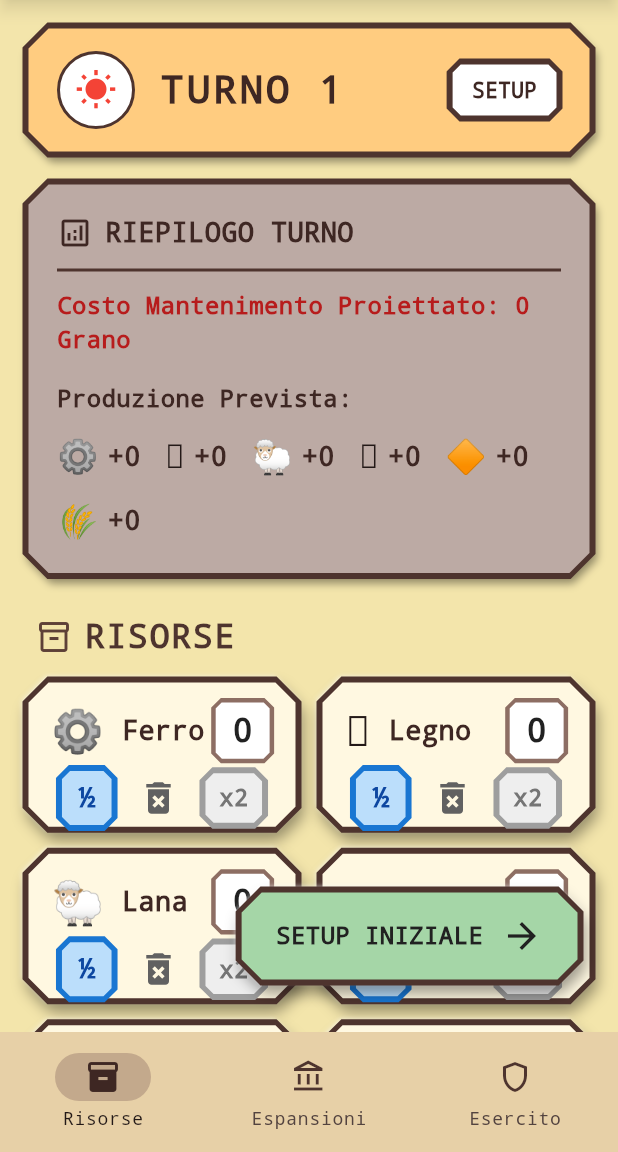
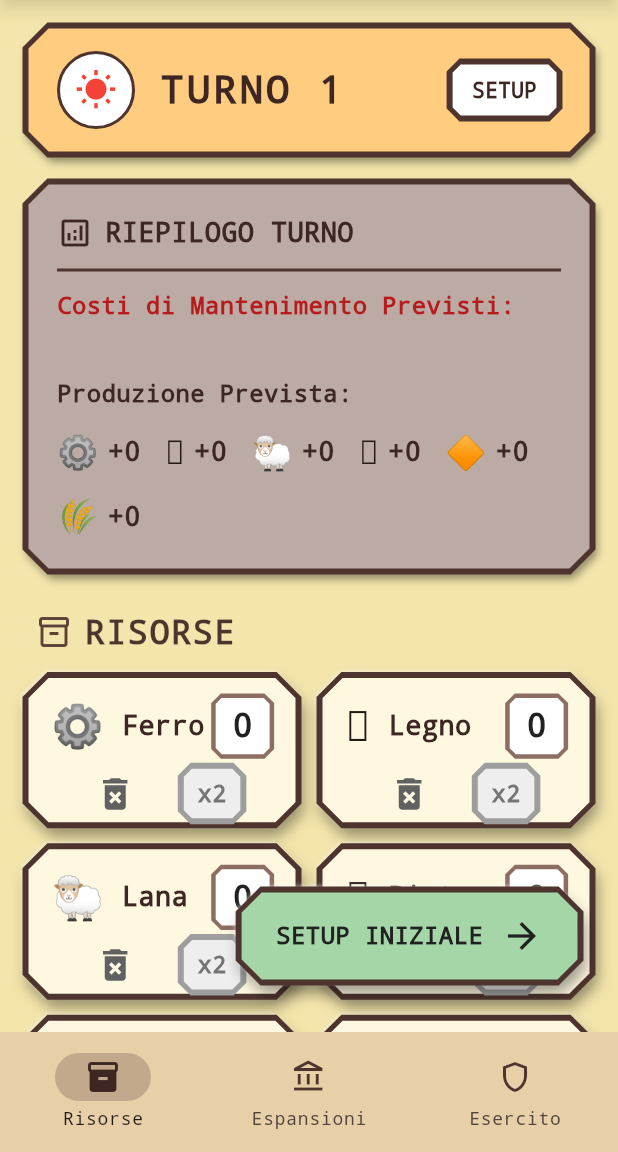
Before and after one commit to fedebulfari/Panbo, a Flutter app: the screen it shows after launch, on a phone screen of 412 x 824 dp, the part 84-1236 px from its top. Run offline on Flutter 3.47's test engine with Material 3 defaults, Android fonts, the phone set to English and light mode, and no system bars.

Commit message:
Enhance game mechanics by adding turn costs to resources, boats, buildings, and troops; implement rain damage effects and adjust resource production calculations.

```diff
--- a/panbo/lib/boats.dart
+++ b/panbo/lib/boats.dart
@@ -3,9 +3,9 @@ import 'package:panbo/resources.dart';
 import 'game_model.dart';
 
 enum Boats {
-  brigade(GameItem(name: 'Brigata',icon: '⛵', constructionCost:{Resources.wood:60, Resources.wool:30, Resources.iron:2}, capacity: 350, reqBuilding:{Buildings.harbor: true})),
-  galleon(GameItem(name: 'Galeone',icon: '🚢', constructionCost:{Resources.wood:30, Resources.wool:15}, capacity: 100, reqBuilding:{Buildings.harbor: true})),
-  raft(GameItem(name: 'Zattera', icon: '🛶', constructionCost:{Resources.wood:20}, capacity: 30, reqBuilding:{Buildings.harbor: true}));
+  brigade(GameItem(name: 'Brigata',icon: '⛵', constructionCost:{Resources.wood:60, Resources.wool:30, Resources.iron:2}, capacity: 350, reqBuilding:{Buildings.harbor: true}, turnCost: {})),
+  galleon(GameItem(name: 'Galeone',icon: '🚢', constructionCost:{Resources.wood:30, Resources.wool:15}, capacity: 100, reqBuilding:{Buildings.harbor: true}, turnCost: {})),
+  raft(GameItem(name: 'Zattera', icon: '🛶', constructionCost:{Resources.wood:20}, capacity: 30, reqBuilding:{Buildings.harbor: true}, turnCost: {}));
 
   final GameItem item;
 
--- a/panbo/lib/buildings.dart
+++ b/panbo/lib/buildings.dart
@@ -5,18 +5,18 @@ import 'game_model.dart';
 enum Buildings {
   arsenal(GameItem(name: 'Arsenale',icon: '🏰',constructionCost:{Resources.wood:10, Resources.stone:10, Resources.iron:1}, capacity: 250, reqBuilding:{warehouse: true})),
   barracks(GameItem(name: 'Caserma', icon: '🛡️', constructionCost:{Resources.wood:10, Resources.stone:10})),
-  bifurcation(GameItem(name: 'Bivio', icon: '🛣️', constructionCost:{Resources.stone:5}, reqBuilding:{road: true})),
-  bridge(GameItem(name: 'Ponte', icon: '🌉', constructionCost:{Resources.stone:5})),
-  cityWall(GameItem(name: 'Mura della Città', icon: '城墙', constructionCost:{Resources.stone:20, Resources.iron:2}, reqBuilding:{wall: true})),
+  bifurcation(GameItem(name: 'Bivio', icon: '🛣️', constructionCost:{Resources.stone:5}, reqBuilding:{road: false}, turnCost: {})),
+  bridge(GameItem(name: 'Ponte', icon: '🌉', constructionCost:{Resources.stone:5}, turnCost: {})),
+  cityWall(GameItem(name: 'Mura della Città', icon: '城墙', constructionCost:{Resources.stone:20, Resources.iron:2}, reqBuilding:{wall: true}, turnCost: {})),
   forge(GameItem(name: 'Forgia', icon: '⚒️', constructionCost:{Resources.stone:50})),
   harbor(GameItem(name: 'Porto', icon: '⚓', constructionCost:{Resources.wood:30})),
-  river(GameItem(name: 'Fiume', icon: '🌊', constructionCost:{Resources.wood:10, Resources.stone:5})),
-  road(GameItem(name: 'Strada', icon: '🛣️', constructionCost:{Resources.stone:10})),
+  river(GameItem(name: 'Fiume', icon: '🌊', constructionCost:{Resources.wood:10, Resources.stone:5}, turnCost: {})),
+  road(GameItem(name: 'Strada', icon: '🛣️', constructionCost:{Resources.stone:10}, turnCost: {})),
   storageArea( GameItem(name: 'Magazzini all\'aperto', icon: '📦', capacity: 10)),
   temple(GameItem(name: 'Tempio', icon: '⛪', constructionCost:{Resources.stone:50})),
-  wall(GameItem(name: 'Muro', icon: '🧱', constructionCost:{Resources.stone:15})),
+  wall(GameItem(name: 'Muro', icon: '🧱', constructionCost:{Resources.stone:15}, turnCost: {})),
   warehouse(GameItem(name: 'Magazzino',icon: '🏭',constructionCost:{Resources.wood:10,Resources.stone:10},capacity: 50)),
-  wharf(GameItem(name: 'Molo', icon: '🛳️', constructionCost:{Resources.wood:10},reqBuilding:{harbor: false}));
+  wharf(GameItem(name: 'Molo', icon: '🛳️', constructionCost:{Resources.wood:10},reqBuilding:{harbor: false}, turnCost: {}));
 
   final GameItem item;
 
--- a/panbo/lib/main.dart
+++ b/panbo/lib/main.dart
@@ -55,14 +55,13 @@ class _GamePageState extends State<GamePage> {
     _stagedChanges.forEach((stagedItem, count) {
       if (count > 0) {
         int conquered = _stagedConqueredAnimals[stagedItem] ?? 0;
-        game.resources[Resources.wheat.item] =
-            (game.resources[Resources.wheat.item] ?? 0) +
-            (stagedItem.turnCost.entries
-                    .singleWhere(
-                      (element) => element.key.item == Resources.wheat.item,
-                    )
-                    .value *
-                conquered);
+
+        // Rimborso sicuro dei veri costi di costruzione (es. Lana per gli animali)
+        if (conquered > 0) {
+          for (final cost in stagedItem.constructionCost.entries) {
+            game.resources[cost.key.item] = (game.resources[cost.key.item] ?? 0) + (cost.value * conquered);
+          }
+        }
 
         for (int i = 0; i < count; i++) {
           game.action(stagedItem);
@@ -287,14 +286,10 @@ class _GamePageState extends State<GamePage> {
                       int conqueredToProcess = conqueredAnimalsCopy[item] ?? 0;
 
                       if (conqueredToProcess > 0) {
-                        game.resources[Resources.wheat.item] =
-                            (game.resources[Resources.wheat.item] ?? 0) +
-                            item.turnCost.entries
-                                .singleWhere(
-                                  (element) =>
-                                      element.key.item == Resources.wheat.item,
-                                )
-                                .value;
+                        // Rimborsa i materiali corretti usati prima di lanciare action()
+                        for (final cost in item.constructionCost.entries) {
+                          game.resources[cost.key.item] = (game.resources[cost.key.item] ?? 0) + cost.value;
+                        }
                         game.action(item);
                         conqueredAnimalsCopy[item] = conqueredToProcess - 1;
                       } else {
@@ -363,7 +358,7 @@ class _GamePageState extends State<GamePage> {
                     switch (game.phase) {
                       TurnPhase.weather =>
                         game.turn == 1 ? 'SETUP INIZIALE' : 'INIZIA TURNO',
-                      TurnPhase.gather => 'INIZIA RACCOLTA',
+                      TurnPhase.gather => 'RACCOLTA',
                       TurnPhase.payup => 'PAGA DEBITO!',
                       TurnPhase.expand => 'FINE TURNO',
                       TurnPhase.cleanup => 'SCARTA ECCESSO!',
@@ -468,20 +463,31 @@ class _GamePageState extends State<GamePage> {
   );
 
   Widget _turnSummaryBoard() {
-    int totalUpkeep = 0;
-
-    game.buildings.forEach(
-      (k, v) =>
-          totalUpkeep += game.getItemUpkeep(k) * (v + (_stagedChanges[k] ?? 0)),
-    );
-    game.troops.forEach(
-      (k, v) =>
-          totalUpkeep += game.getItemUpkeep(k) * (v + (_stagedChanges[k] ?? 0)),
-    );
-    game.territories.forEach(
-      (k, v) =>
-          totalUpkeep += game.getItemUpkeep(k) * (v + (_stagedChanges[k] ?? 0)),
-    );
+    Map<GameItem, int> projectedCosts = {};
+
+    // Calcolo dei costi proiettati (TEORICI TOTALI)
+    game.buildings.forEach((k, v) {
+      int count = v + (_stagedChanges[k] ?? 0);
+      for (var res in k.turnCost.entries) {
+        projectedCosts[res.key.item] = (projectedCosts[res.key.item] ?? 0) + (res.value * count);
+      }
+    });
+
+    game.troops.forEach((k, v) {
+      int count = v + (_stagedChanges[k] ?? 0);
+      for (var res in k.turnCost.entries) {
+        int multiplier = (game.isCold && res.key.item == Resources.wheat.item) ? 2 : 1;
+        projectedCosts[res.key.item] = (projectedCosts[res.key.item] ?? 0) + (res.value * multiplier * count);
+      }
+    });
+
+    game.territories.forEach((k, v) {
+      int count = v + (_stagedChanges[k] ?? 0);
+      // Mostriamo SEMPRE i costi richiesti dalle strutture, a prescindere che tu possa pagarli o meno
+      for (var res in k.turnCost.entries) {
+        projectedCosts[res.key.item] = (projectedCosts[res.key.item] ?? 0) + (res.value * count);
+      }
+    });
 
     return Container(
       padding: const EdgeInsets.all(20),
@@ -505,16 +511,44 @@ class _GamePageState extends State<GamePage> {
           ),
           const Divider(color: Color(0xFF4E342E), thickness: 2, height: 24),
 
-          Text(
-            'Costo Mantenimento Proiettato: $totalUpkeep Grano',
-            style: const TextStyle(
+          // Sezione Costi
+          const Text(
+            'Costi di Mantenimento Previsti:',
+            style: TextStyle(
               fontWeight: FontWeight.bold,
               fontSize: 16,
               color: Color(0xFFB71C1C),
             ),
           ),
-
-          const SizedBox(height: 16),
+          const SizedBox(height: 12),
+          if (projectedCosts.isEmpty)
+            const Text('Nessun costo', style: TextStyle(fontWeight: FontWeight.bold, color: Color(0xFF3E2723))),
+          if (projectedCosts.isNotEmpty)
+            Wrap(
+              spacing: 16,
+              runSpacing: 12,
+              children: projectedCosts.entries.where((e) => e.value > 0).map((entry) {
+                return Row(
+                  mainAxisSize: MainAxisSize.min,
+                  children: [
+                    Text(entry.key.icon, style: const TextStyle(fontSize: 22)),
+                    const SizedBox(width: 6),
+                    Text(
+                      '-${entry.value}',
+                      style: const TextStyle(
+                        fontWeight: FontWeight.w900,
+                        fontSize: 18,
+                        color: Color(0xFFC62828),
+                      ),
+                    ),
+                  ],
+                );
+              }).toList(),
+            ),
+
+          const SizedBox(height: 24),
+
+          // Sezione Produzione
           const Text(
             'Produzione Prevista:',
             style: TextStyle(
@@ -524,37 +558,40 @@ class _GamePageState extends State<GamePage> {
             ),
           ),
           const SizedBox(height: 12),
-
           Wrap(
             spacing: 16,
             runSpacing: 12,
             children: game.resources.keys.map((res) {
               int expectedProd = 0;
 
-              // 1. Prima calcola tutta la produzione base di ogni territorio posseduto (e di quelli in coda di costruzione)
               for (final key in game.territories.keys) {
-                int territoryCount =
-                    ((game.territories[key] ?? 0) + (_stagedChanges[key] ?? 0));
+                int territoryCount = ((game.territories[key] ?? 0) + (_stagedChanges[key] ?? 0));
+
+                // Limita la produzione in base alla carenza di costi operativi (es. manca il legno per la Montagna)
+                int activeCount = territoryCount;
+                for (var cost in key.turnCost.entries) {
+                  if (cost.key != Resources.wheat) {
+                    int available = (game.resources[cost.key.item] ?? 0) + (_stagedChanges[cost.key.item] ?? 0);
+                    int max = available ~/ cost.value;
+                    if (max < activeCount) activeCount = max;
+                  }
+                }
+
                 for (final resource in key.gain.entries) {
-                  if (resource.key.item == res) {
-                    expectedProd += resource.value * territoryCount;
+                  if (resource.key.item == res && res!=Resources.wheat.item) {
+                    expectedProd += resource.value * activeCount; // Usa activeCount, se mancano i materiali sarà 0
                   }
                 }
               }
 
-              // 2. Alla FINE del ciclo, calcola i bonus/malus specifici del grano
               if (res == Resources.wheat.item) {
-                expectedProd += game
-                    .irrigatedfields; // Somma l'irrigazione, non moltiplicarla!
+                int stagedIrrigation = _stagedFieldConfigs.fold(0, (sum, val) => sum + val) +
+                                       _stagedRiverConfigs.fold(0, (sum, val) => sum + val);
+
+                expectedProd += (game.irrigatedfields + stagedIrrigation) * Territories.field.item.gain[Resources.wheat]!;
                 if (game.currentWeather == WeatherType.stormy) {
-                  expectedProd =
-                      expectedProd ~/ 2; // Applica la tempesta 1 sola volta
+                  expectedProd = expectedProd ~/ 2;
                 }
-              }
-
-              // 3. Applica eventuali raddoppi di produzione
-              if (_doubledProductionResources.contains(res)) {
-                expectedProd *= 2;
               }
 
               if (_doubledProductionResources.contains(res)) {
@@ -730,8 +767,9 @@ class _GamePageState extends State<GamePage> {
                           _stagedChanges[item] = stagedCount - 1;
                         }
                       } else {
-                        if (displayCount > 0)
+                        if (displayCount > 0) {
                           game.resources[item] = displayCount - 1;
+                        }
                       }
                     });
                   },
@@ -755,37 +793,6 @@ class _GamePageState extends State<GamePage> {
                       : null,
                 ),
               ] else ...[
-                InkWell(
-                  onTap: () {
-                    setState(() {
-                      game.resources[item] = (displayCount / 2).floor();
-                    });
-                  },
-                  child: Container(
-                    padding: const EdgeInsets.symmetric(
-                      horizontal: 12,
-                      vertical: 6,
-                    ),
-                    decoration: ShapeDecoration(
-                      color: const Color(0xFFBBDEFB),
-                      shape: BeveledRectangleBorder(
-                        borderRadius: BorderRadius.circular(8),
-                        side: const BorderSide(
-                          color: Color(0xFF1976D2),
-                          width: 2,
-                        ),
-                      ),
-                    ),
-                    child: const Text(
-                      '½',
-                      style: TextStyle(
-                        fontWeight: FontWeight.w900,
-                        fontSize: 18,
-                        color: Color(0xFF0D47A1),
-                      ),
-                    ),
-                  ),
-                ),
                 IconButton(
                   iconSize: 28,
                   color: const Color(0xFF616161),
@@ -848,12 +855,10 @@ class _GamePageState extends State<GamePage> {
   Widget _interactiveCard(GameItem item, int displayCount, int stagedCount) {
     bool isExpandPhase = game.phase == TurnPhase.expand;
 
-    // Controlla se possiamo comprarlo, chiedendo dinamicamente a game_model se il costo + requirement è rispettato
     bool canAfford = isExpandPhase
         ? _simulateAndCheck((g) => g.canAction(item))
         : false;
 
-    // Controlla se possiamo eliminarlo (es. nessun altro pezzo si appoggia in modo critico a questo)
     bool canRemove = (displayCount > 0 && isExpandPhase)
         ? _simulateAndCheck((g) => g.canRemove(item))
         : false;
@@ -1003,6 +1008,10 @@ class _GamePageState extends State<GamePage> {
   ) {
     bool canReproduce = _simulateAndCheck((g) => g.canAction(item));
 
+    String costsLabel = item.constructionCost.entries
+        .map((e) => '${e.value} ${e.key.item.name}')
+        .join(', ');
+
     showDialog(
       context: context,
       builder: (context) {
@@ -1070,7 +1079,7 @@ class _GamePageState extends State<GamePage> {
                     }
                   : null,
               child: Text(
-                'Riproduci\n(-${item.turnCost.entries.singleWhere((element) => element.key.item == Resources.wheat.item).value} Grano)',
+                'Riproduci\n(-$costsLabel)',
                 textAlign: TextAlign.center,
                 style: TextStyle(
                   color: canReproduce
@@ -1142,7 +1151,7 @@ class _GamePageState extends State<GamePage> {
                     Padding(
                       padding: const EdgeInsets.only(bottom: 16),
                       child: Text(
-                        'Devi ancora ripagare ${game.currentDeficit} grano.\nScegli cosa sacrificare per pareggiare i conti:',
+                        'Devi ancora compensare un totale di ${game.currentDeficit} risorse mancanti.\nScegli cosa sacrificare per pareggiare i conti:',
                         style: const TextStyle(fontWeight: FontWeight.bold),
                       ),
                     ),
--- a/panbo/lib/resources.dart
+++ b/panbo/lib/resources.dart
@@ -3,12 +3,12 @@ import 'package:panbo/buildings.dart';
 import 'game_model.dart';
 
 enum Resources{
-	iron(GameItem(name: 'Ferro', icon: '⚙️', constructionCost: {Resources.rawIron:1, Resources.wood:10}, reqBuilding:{Buildings.forge: true})),
-	wood(GameItem(name: 'Legno', icon: '🪵')),
-	wool(GameItem(name: 'Lana', icon: '🐑')),
-	stone(GameItem(name: 'Pietra', icon: '🪨')),
-	rawIron(GameItem(name: 'Ferro Grezzo', icon: '🔶')),
-	wheat(GameItem(name: 'Grano', icon: '🌾'));
+	iron(GameItem(name: 'Ferro', icon: '⚙️', constructionCost: {Resources.rawIron:1, Resources.wood:10}, reqBuilding:{Buildings.forge: true}, turnCost: {})),
+	wood(GameItem(name: 'Legno', icon: '🪵', turnCost: {})),
+	wool(GameItem(name: 'Lana', icon: '🐑', turnCost: {})),
+	stone(GameItem(name: 'Pietra', icon: '🪨', turnCost: {})),
+	rawIron(GameItem(name: 'Ferro Grezzo', icon: '🔶', turnCost: {})),
+	wheat(GameItem(name: 'Grano', icon: '🌾', turnCost: {}));
 
 	final GameItem item;
 
--- a/panbo/lib/territories.dart
+++ b/panbo/lib/territories.dart
@@ -3,19 +3,16 @@ import 'package:panbo/resources.dart';
 import 'game_model.dart';
 
 enum Territories {
-  field(GameItem(name: 'Campo', icon: '🌾', gain: {Resources.wheat: 2})),
+  field(GameItem(name: 'Campo', icon: '🌾', gain: {Resources.wheat: 3})),
 	territory(GameItem(name: 'Territorio', icon: '🌄')),
-  mountain(GameItem(name: 'Montagna', icon: '🏔️', gain: {Resources.stone: 1}, turnCost:{Resources.wheat:5})),
-	mine(GameItem(name: 'Miniera', icon: '🏔️', gain: {Resources.stone: 3}, constructionCost:{Resources.wood:10, Resources.stone:3}, reqTerritory: {mountain: true})),
-  mine2(GameItem(name: 'Impianto Minierario', icon: '🏔️', gain: {Resources.stone: 10}, reqTerritory: {mine: true}, constructionCost:{Resources.iron:2})),
-  ironMountain(GameItem(name: 'Montagna di ferro', icon: '⛏️', gain: {Resources.rawIron: 1}, turnCost:{Resources.wheat:5})),
-	ironMine(GameItem(name: 'Miniera di Ferro', icon: '⛏️', gain: {Resources.rawIron: 3},reqTerritory: {ironMountain: true}, constructionCost:{Resources.wood:10, Resources.stone:3},)),
-  ironMine2(GameItem(name: 'Impianto Minierario di Ferro', icon: '⛏️', gain: {Resources.rawIron: 10}, reqTerritory: {ironMine: true}, constructionCost:{Resources.iron:2})),
-	horse(GameItem(name: 'Cavalli', icon: '🐎', constructionCost: {Resources.wool:6})),
-  sheep(GameItem(name: 'Pecore', icon: '🐑', gain: {Resources.wool: 1}, constructionCost: {Resources.wool:4})),
+	mine(GameItem(name: 'Montagna', icon: '🏔️', gain: {Resources.stone: 1})),
+  mine2(GameItem(name: 'Miniera', icon: '🏔️', gain: {Resources.stone: 5}, reqTerritory: {mine: true}, constructionCost:{Resources.wood:20,Resources.iron:2})),
+	ironMine(GameItem(name: 'Montagna di Ferro', icon: '⛏️', gain: {Resources.rawIron: 1})),
+  ironMine2(GameItem(name: 'Miniera di Ferro', icon: '⛏️', gain: {Resources.rawIron: 5}, reqTerritory: {ironMine: true}, constructionCost:{Resources.wood:20,Resources.iron:2})),
+	horse(GameItem(name: 'Cavalli', icon: '🐎', constructionCost: {Resources.wheat:6},turnCost: {})),
+  sheep(GameItem(name: 'Pecore', icon: '🐑', gain: {Resources.wool: 1}, constructionCost: {Resources.wheat:4},turnCost: {})),
 	forest(GameItem(name: 'Foresta', icon: '🪓', gain: {Resources.wood: 1})),
-  carpentry(GameItem(name: 'Carpenteria', icon: '🪓', constructionCost: {Resources.wood: 5, Resources.stone: 3}, reqTerritory: {forest:true}, gain: {Resources.wood: 3})),
-  joinery(GameItem(name: 'Segheria', icon: '🪓', constructionCost: {Resources.iron: 2}, reqTerritory: {carpentry:true}, gain: {Resources.wood: 10})),
+  carpentry(GameItem(name: 'Falegnameria', icon: '🪓', gain: {Resources.wood: 5}, reqTerritory: {forest:true}, constructionCost:{Resources.wood:10,Resources.iron:2})),
   ;
 	final GameItem item;
 
--- a/panbo/lib/troops.dart
+++ b/panbo/lib/troops.dart
@@ -5,15 +5,15 @@ import 'package:panbo/territories.dart';
 import 'game_model.dart';
 
 enum Troops {
-  brigands(GameItem(name: 'Briganti', icon: '🗡️', turnCost: {Resources.wheat:2}, constructionCost:{Resources.wheat:2, Resources.wood:3, Resources.stone:1}, reqBuilding: {Buildings.barracks: false})),
-  knights(GameItem( name: 'Cavalieri', icon: '🐴', turnCost: {Resources.wheat:4}, constructionCost:{Resources.wheat:2, Resources.wood:3},reqTerritory:  {Territories.horse: true}, reqBuilding: {Buildings.barracks: false})),
-  soldiers(GameItem(name: 'Soldati', icon: '⚔️', turnCost: {Resources.wheat:2}, constructionCost:{Resources.wheat:2, Resources.wood:3, Resources.iron:1}, reqBuilding: {Buildings.barracks: false})),
-  batteringRam(GameItem(name: 'Arieti', icon: '🔨', turnCost: {Resources.wheat:6}, constructionCost:{Resources.wheat:6, Resources.wood:5, Resources.stone:3}, reqBuilding: {Buildings.barracks: false})),
-  batteringRam2(GameItem(name: 'Arieti Pesanti', icon: '🔨', turnCost: {Resources.wheat:6}, constructionCost:{Resources.wheat:6, Resources.wood:5, Resources.iron:1}, reqBuilding: {Buildings.barracks: false})),
+  brigands(GameItem(name: 'Briganti', icon: '🗡️', turnCost: {Resources.wheat:1}, constructionCost:{Resources.wheat:1, Resources.wood:3, Resources.stone:1}, reqBuilding: {Buildings.barracks: false})),
+  knights(GameItem( name: 'Cavalieri', icon: '🐴', turnCost: {Resources.wheat:3}, constructionCost:{Resources.wheat:1, Resources.wood:3},reqTerritory:  {Territories.horse: true}, reqBuilding: {Buildings.barracks: false})),
+  soldiers(GameItem(name: 'Soldati', icon: '⚔️', turnCost: {Resources.wheat:1}, constructionCost:{Resources.wheat:1, Resources.wood:3, Resources.iron:1}, reqBuilding: {Buildings.barracks: false})),
+  batteringRam(GameItem(name: 'Arieti', icon: '🔨', turnCost: {Resources.wheat:3}, constructionCost:{Resources.wheat:3, Resources.wood:5, Resources.stone:3}, reqBuilding: {Buildings.barracks: false})),
+  batteringRam2(GameItem(name: 'Arieti Pesanti', icon: '🔨', turnCost: {Resources.wheat:3}, constructionCost:{Resources.wheat:3, Resources.wood:5, Resources.iron:1}, reqBuilding: {Buildings.barracks: false})),
   trebuchet(GameItem(name: 'Trabucchi', icon: '🎯', turnCost: {Resources.wheat:3}, constructionCost:{Resources.wheat:3, Resources.wood:10}, reqBuilding: {Buildings.barracks: false})),
   trebuchet2(GameItem(name: 'Sfonda Muro', icon: '🎯', turnCost: {Resources.wheat:3}, constructionCost:{Resources.wheat:3, Resources.wood:20, Resources.iron:1}, reqBuilding: {Buildings.barracks: false})),
-  caravan(GameItem(name: 'Carovane', icon: '🐫', turnCost: {Resources.wheat:3}, constructionCost:{Resources.wood:10}, reqTerritory: {Territories.horse: true}, reqBuilding: {Buildings.barracks: false},capacity: 30)),
-  caravan2(GameItem(name: 'Carovane Blindate', icon: '🐫', turnCost: {Resources.wheat:5}, constructionCost:{Resources.wood:20, Resources.iron:1}, reqTerritory: {Territories.horse: true}, reqBuilding: {Buildings.barracks: false},capacity: 150));
+  caravan(GameItem(name: 'Carovane', icon: '🐫', turnCost: {Resources.wheat:3}, constructionCost:{Resources.wood:10}, reqTerritory: {Territories.horse: true}, reqBuilding: {Buildings.barracks: false},capacity: 50)),
+  caravan2(GameItem(name: 'Carovane Blindate', icon: '🐫', turnCost: {Resources.wheat:5}, constructionCost:{Resources.wood:20, Resources.iron:1}, reqTerritory: {Territories.horse: true}, reqBuilding: {Buildings.barracks: false},capacity: 250));
 
   final GameItem item;
 
```
Also changed, not shown: panbo/lib/game_model.dart (+107 -95 lines).
